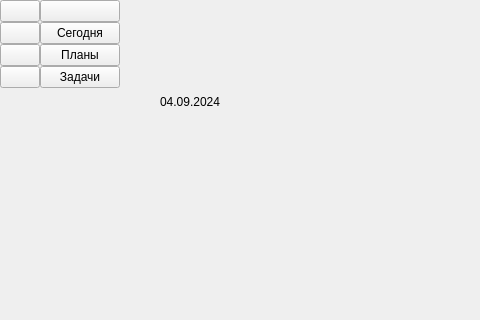
Qt form mainwindow.ui (fnDxrk/ToDo_VPHAMI) before a commit; both pictures show x 0 to 480 and y 0 to 320 of the 1280 by 720 pixel window.
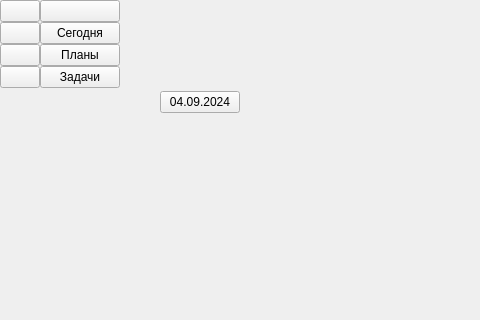
The same form after that commit. The open tabs and pages were chosen to show the change. Icons and pictures are not drawn.

Commit message: Change object class for data_button

Patch:
```diff
--- a/mainwindow.ui
+++ b/mainwindow.ui
@@ -845,7 +845,7 @@
                <number>0</number>
               </property>
               <item>
-               <widget class="QLabel" name="data_text">
+               <widget class="QPushButton" name="pushButton">
                 <property name="text">
                  <string>04.09.2024</string>
                 </property>
```
Left out of the diff: 2 changed lines with no effect on the pictures.
